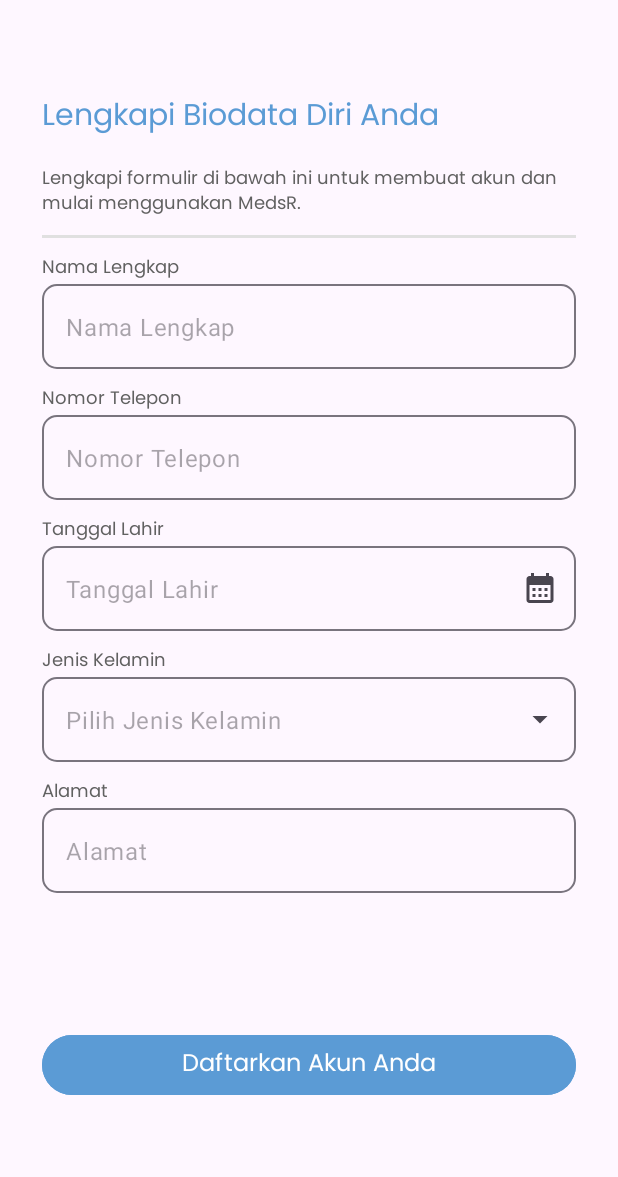
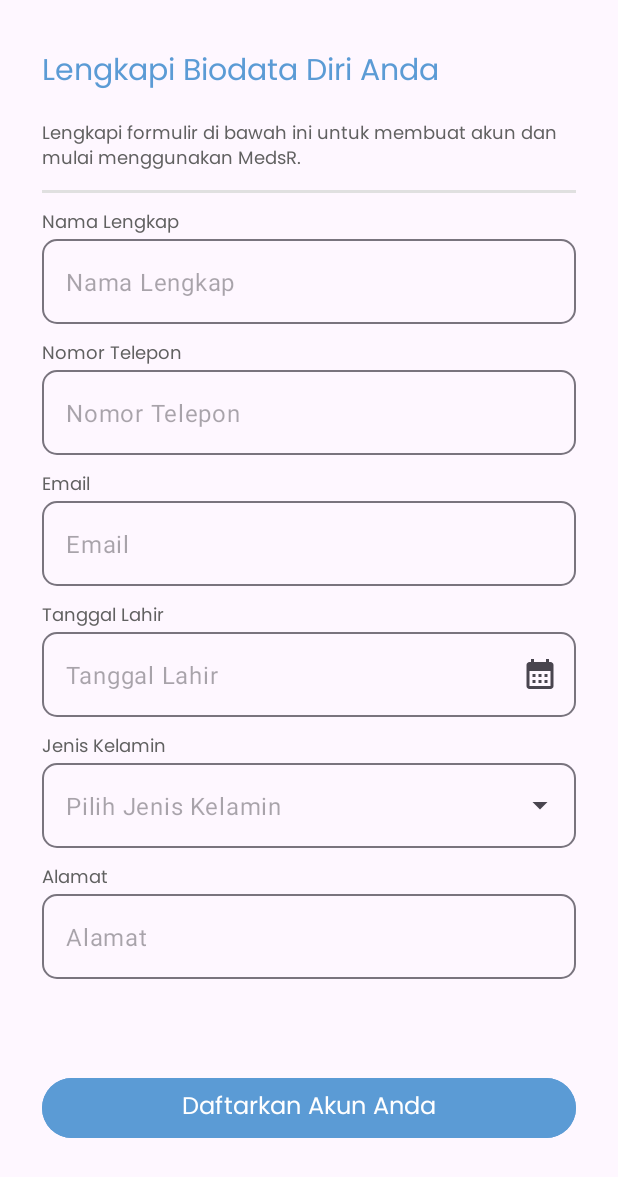
Before and after one commit to JuanDien01/medsR_FrontEnd, an Android app: the BiodataFragment screen opened through its navigation route, on a phone screen of 412 x 824 dp. Shown: the top 1177 px of the screen. Run offline under Robolectric (Android 15) with nearby library versions, the phone set to English and light mode, and no system bars.

Commit message:
update xml

```diff
--- a/app/src/main/res/layout/fragment_biodata.xml
+++ b/app/src/main/res/layout/fragment_biodata.xml
@@ -5,7 +5,7 @@
     android:layout_width="match_parent"
     android:layout_height="match_parent"
     android:layout_marginStart="28dp"
-    android:layout_marginTop="62dp"
+    android:layout_marginTop="32dp"
     android:layout_marginEnd="28dp"
     tools:context=".ui.RegisterFragment">
 
@@ -106,6 +106,32 @@
                 android:layout_height="wrap_content"
                 android:hint="Nomor Telepon"
                 android:inputType="number" />
+
+        </com.google.android.material.textfield.TextInputLayout>
+
+        <TextView
+            android:layout_width="match_parent"
+            android:layout_height="wrap_content"
+            android:layout_marginTop="10dp"
+            android:fontFamily="@font/poppins_regular"
+            android:text="Email"
+            android:textColor="@color/neutral80"
+            android:textSize="12sp" />
+
+        <com.google.android.material.textfield.TextInputLayout
+            android:id="@+id/edtEmail"
+            android:layout_width="match_parent"
+            android:layout_height="wrap_content"
+            app:boxCornerRadiusBottomEnd="10dp"
+            app:boxCornerRadiusBottomStart="10dp"
+            app:boxCornerRadiusTopEnd="10dp"
+            app:boxCornerRadiusTopStart="10dp"
+            app:hintEnabled="false">
+
+            <com.google.android.material.textfield.TextInputEditText
+                android:layout_width="match_parent"
+                android:layout_height="wrap_content"
+                android:hint="Email" />
 
         </com.google.android.material.textfield.TextInputLayout>
 
--- a/app/src/main/res/layout/fragment_login.xml
+++ b/app/src/main/res/layout/fragment_login.xml
@@ -70,7 +70,7 @@
             android:layout_height="wrap_content"
             android:layout_marginTop="10dp"
             android:fontFamily="@font/poppins_regular"
-            android:text="Email"
+            android:text="Username"
             android:textColor="@color/neutral80"
             android:textSize="12sp" />
 
@@ -87,7 +87,7 @@
             <com.google.android.material.textfield.TextInputEditText
                 android:layout_width="match_parent"
                 android:layout_height="wrap_content"
-                android:hint="Email" />
+                android:hint="Username" />
 
         </com.google.android.material.textfield.TextInputLayout>
 
--- a/app/src/main/res/layout/fragment_register.xml
+++ b/app/src/main/res/layout/fragment_register.xml
@@ -70,7 +70,7 @@
             android:layout_height="wrap_content"
             android:layout_marginTop="10dp"
             android:fontFamily="@font/poppins_regular"
-            android:text="Email"
+            android:text="Username"
             android:textColor="@color/neutral80"
             android:textSize="12sp" />
 
@@ -87,7 +87,7 @@
             <com.google.android.material.textfield.TextInputEditText
                 android:layout_width="match_parent"
                 android:layout_height="wrap_content"
-                android:hint="Email" />
+                android:hint="Username" />
 
         </com.google.android.material.textfield.TextInputLayout>
 
```
